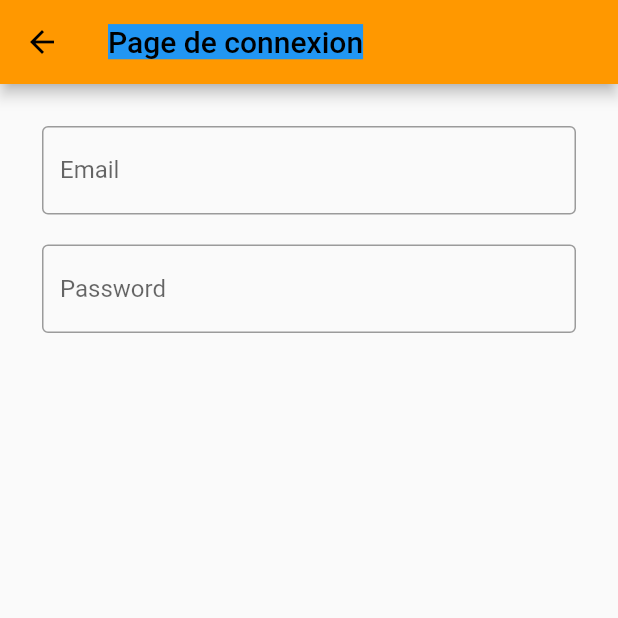
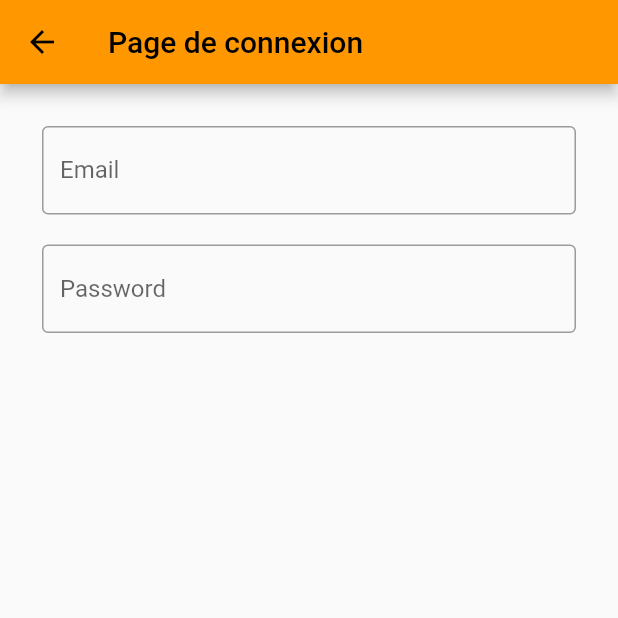
Before and after one commit to DONGBETO/exo1, a Flutter app: the Formulaire screen opened directly, on a phone screen of 412 x 824 dp, the top half of it. Run offline on Flutter 3.47's test engine with Material 2 defaults, Android fonts, the phone set to English and light mode, and no system bars.

Commit message:
formulaire

```diff
--- a/lib/Home.dart
+++ b/lib/Home.dart
@@ -1,4 +1,6 @@
 import 'package:flutter/material.dart';
+import 'package:exo_flutter/Screen.dart/formulaire.dart';
+
 
 class Home extends StatelessWidget {
   const Home({Key? key}) : super(key: key);
@@ -21,7 +23,7 @@ class Home extends StatelessWidget {
 
                onTap: ()
                 {
-                 // Navigator.push(context, MaterialPageRoute(builder: (BuildContext context) => Connexion()),);
+                  Navigator.push(context, MaterialPageRoute(builder: (BuildContext context) => Formulaire(),),);
                 },
 
             ),
--- a/lib/Screen.dart/formulaire.dart
+++ b/lib/Screen.dart/formulaire.dart
@@ -10,7 +10,7 @@ class Formulaire extends StatelessWidget {
       appBar: AppBar(
           title: Text(
         'Page de connexion',
-        style: TextStyle(backgroundColor: Colors.blue),
+
       ),
       ),
       body: Input(),
```
